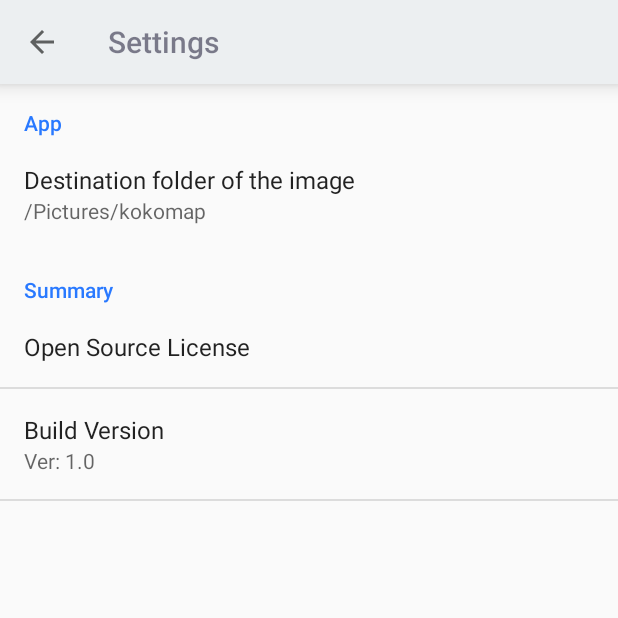
After one commit to droibit/kokomap-android, an Android app: the SettingsActivity screen opened directly, with no data from a screen before it, on a phone screen of 412 x 824 dp, the top half of it. The commit adds this screen. Run offline under Robolectric (Android 15) with nearby library versions, the phone set to English and light mode, and no system bars.

Commit message:
ライセンス以外の設定画面の実装

```diff
--- a/app/src/main/java/com/droibit/kokomap/MainActivity.kt
+++ b/app/src/main/java/com/droibit/kokomap/MainActivity.kt
@@ -16,6 +16,7 @@ import com.github.clans.fab.FloatingActionButton
 import com.github.clans.fab.FloatingActionMenu
 import com.google.android.gms.maps.SupportMapFragment
 import kotlin.properties.Delegates
+import com.droibit.easycreator.startActivity
 
 
 /**
@@ -107,6 +108,7 @@ public class MainActivity : AppCompatActivity(), Handler.Callback {
 
     // 設定画面を表示する
     private fun startSettingsActivity(): Boolean {
+        startActivity<SettingsActivity>()
         return true
     }
 
--- /dev/null
+++ b/app/src/main/java/com/droibit/kokomap/SettingsActivity.kt
@@ -0,0 +1,27 @@
+package com.droibit.kokomap
+
+import android.os.Bundle
+import android.support.v7.app.AppCompatActivity
+import android.support.v7.widget.Toolbar
+
+/**
+ * 設定画面を表示するためのアクティビティ
+ *
+ * @auther kumagai
+ * @since 15/06/22
+ */
+public class SettingsActivity: AppCompatActivity() {
+
+    /** {@inheritDoc} */
+    override fun onCreate(savedInstanceState: Bundle?) {
+        super.onCreate(savedInstanceState)
+
+        setContentView(R.layout.fragment_settings)
+
+        val toolbar = findViewById(R.id.toolbar) as Toolbar
+        toolbar.setTitleTextColor(R.color.gray_dark)
+
+        setSupportActionBar(toolbar)
+        getSupportActionBar().setDisplayHomeAsUpEnabled(true)
+    }
+}
--- /dev/null
+++ b/app/src/main/java/com/droibit/kokomap/fragment/SettingsFragment.kt
@@ -0,0 +1,39 @@
+package com.droibit.kokomap.fragment
+
+import android.os.Bundle
+import android.os.Environment
+import android.preference.PreferenceFragment
+import android.support.annotation.StringRes
+import android.view.View
+import com.droibit.kokomap.BuildConfig
+import com.droibit.kokomap.R
+import com.droibit.kokomap.model.BitmapWriter
+
+/**
+ * アプリの設定画面を表示するためのフラグメント
+ *
+ * @auther kumagai
+ * @since 15/06/22
+ */
+public class SettingsFragment: PreferenceFragment() {
+
+    /** {@inheritDoc} */
+    override fun onCreate(savedInstanceState: Bundle?) {
+        super.onCreate(savedInstanceState)
+
+        addPreferencesFromResource(R.xml.settings)
+    }
+
+    /** {@inheritDoc} */
+    override fun onViewCreated(view: View?, savedInstanceState: Bundle?) {
+        super.onViewCreated(view, savedInstanceState)
+
+        val prefDestDir = findPreference(R.string.pref_app_dest_folder_key)
+        prefDestDir.setSummary("/${Environment.DIRECTORY_PICTURES}/${getString(R.string.dest_dir)}")
+
+        val prefVersion = findPreference(R.string.pref_summary_version_key)
+        prefVersion.setSummary(getString(R.string.pref_summary_version_summary, BuildConfig.VERSION_NAME))
+    }
+
+    private fun findPreference(@StringRes resId: Int) = findPreference(getString(resId))
+}
--- a/app/src/main/java/com/droibit/kokomap/model/MapController.kt
+++ b/app/src/main/java/com/droibit/kokomap/model/MapController.kt
@@ -107,4 +107,4 @@ public class MapController constructor(context: Context):
 }
 
 // ブール値からマップの種類に変換する
-internal fun Boolean.toSatelliteMapType() = if (this) GoogleMap.MAP_TYPE_SATELLITE else GoogleMap.MAP_TYPE_NORMAL
+fun Boolean.toSatelliteMapType() = if (this) GoogleMap.MAP_TYPE_SATELLITE else GoogleMap.MAP_TYPE_NORMAL
--- a/app/src/main/res/layout/activity_main.xml
+++ b/app/src/main/res/layout/activity_main.xml
@@ -12,7 +12,7 @@
         android:layout_height="wrap_content"
         android:background="?attr/colorPrimary"
         android:minHeight="?attr/actionBarSize"
-        android:elevation="8dp"
+        android:elevation="@dimen/toolbar_elevation"
         app:title="@string/app_name"
         app:popupTheme="@style/ThemeOverlay.AppCompat.Light"
         app:theme="@style/AppTheme"/>
--- /dev/null
+++ b/app/src/main/res/layout/fragment_settings.xml
@@ -0,0 +1,26 @@
+<?xml version="1.0" encoding="utf-8"?>
+<LinearLayout xmlns:android="http://schemas.android.com/apk/res/android"
+              xmlns:app="http://schemas.android.com/apk/res-auto"
+              xmlns:tools="http://schemas.android.com/tools"
+              android:orientation="vertical"
+              android:layout_width="match_parent"
+              android:layout_height="match_parent">
+
+    <android.support.v7.widget.Toolbar
+        android:id="@+id/toolbar"
+        android:layout_width="match_parent"
+        android:layout_height="wrap_content"
+        android:background="?attr/colorPrimary"
+        android:minHeight="?attr/actionBarSize"
+        android:elevation="@dimen/toolbar_elevation"
+        app:title="@string/action_settings"
+        app:popupTheme="@style/ThemeOverlay.AppCompat.Light"
+        app:theme="@style/AppTheme"/>
+
+    <fragment
+        android:name="com.droibit.kokomap.fragment.SettingsFragment"
+        android:id="@+id/content_settigns"
+        android:layout_width="match_parent"
+        android:layout_height="match_parent"
+        tools:layout="@android:layout/list_content" />
+</LinearLayout>
--- a/app/src/main/res/values/dimens.xml
+++ b/app/src/main/res/values/dimens.xml
@@ -4,4 +4,6 @@
     <dimen name="activity_vertical_margin">16dp</dimen>
 
     <dimen name="fab_vertical_space">8dp</dimen>
+
+    <dimen name="toolbar_elevation">8dp</dimen>
 </resources>
--- a/app/src/main/res/values/strings.xml
+++ b/app/src/main/res/values/strings.xml
@@ -4,7 +4,7 @@
     <string name="action_settings">Settings</string>
     <string name="action_satellite">Satellite</string>
     <string name="pref_category_title_app" translatable="false">App</string>
-    <string name="pref_app_dest_folder_title" translatable="false">Destination folder of the image</string>
+    <string name="pref_app_dest_folder_title">Destination folder of the image</string>
     <string name="pref_app_dest_folder_key" translatable="false">dest_folder</string>
     <string name="pref_category_title_summary">Summary</string>
     <string name="pref_summary_oss_key" translatable="false">oss</string>
@@ -12,4 +12,5 @@
     <string name="pref_summary_version_key" translatable="false">app_version</string>
     <string name="pref_summary_version_title">Build Version</string>
     <string name="pref_summary_version_summary" translatable="false">Ver: %1$s</string>
+    <string name="dest_dir" translatable="false">kokomap</string>
 </resources>
```
Also changed, not shown: app/src/main/AndroidManifest.xml (+12 -1 lines), app/src/main/java/com/droibit/kokomap/model/BitmapWriter.kt (added, +28 -0 lines), 3 other files.
